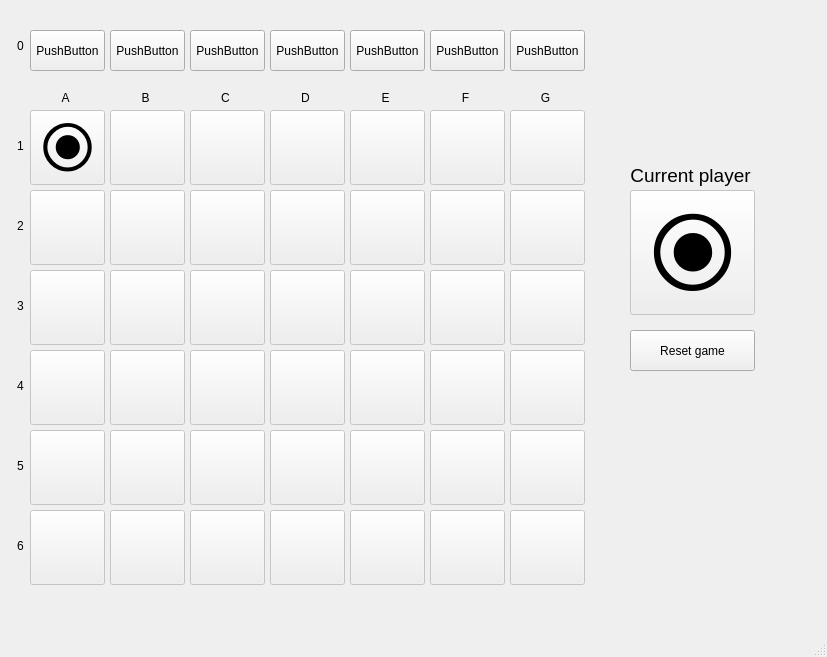
This is mainwindow.ui in Tihjs137/4inarow as Qt 5 draws it before an edit. The edited form follows.
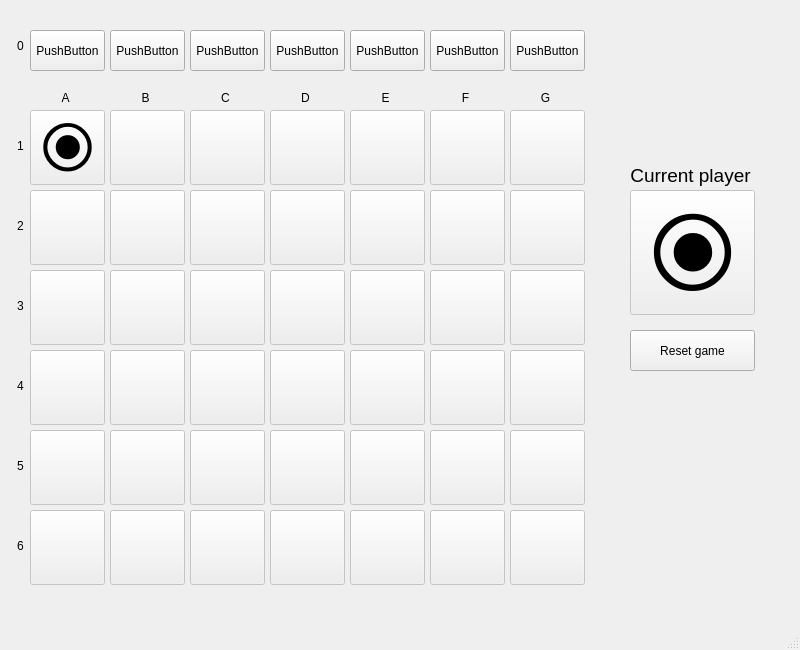
This is the edited form.

Commit message: initial draft minimax

What changed in the file:
```diff
--- a/mainwindow.ui
+++ b/mainwindow.ui
@@ -6,10 +6,28 @@
    <rect>
     <x>0</x>
     <y>0</y>
-    <width>827</width>
-    <height>657</height>
+    <width>800</width>
+    <height>650</height>
    </rect>
   </property>
+  <property name="sizePolicy">
+   <sizepolicy hsizetype="Fixed" vsizetype="Fixed">
+    <horstretch>0</horstretch>
+    <verstretch>0</verstretch>
+   </sizepolicy>
+  </property>
+  <property name="minimumSize">
+   <size>
+    <width>800</width>
+    <height>650</height>
+   </size>
+  </property>
+  <property name="maximumSize">
+   <size>
+    <width>800</width>
+    <height>650</height>
+   </size>
+  </property>
   <property name="windowTitle">
    <string>MainWindow</string>
   </property>
```
Left out of the diff: 2 changed lines with no effect on the pictures. The commit also changes 2 other files.
